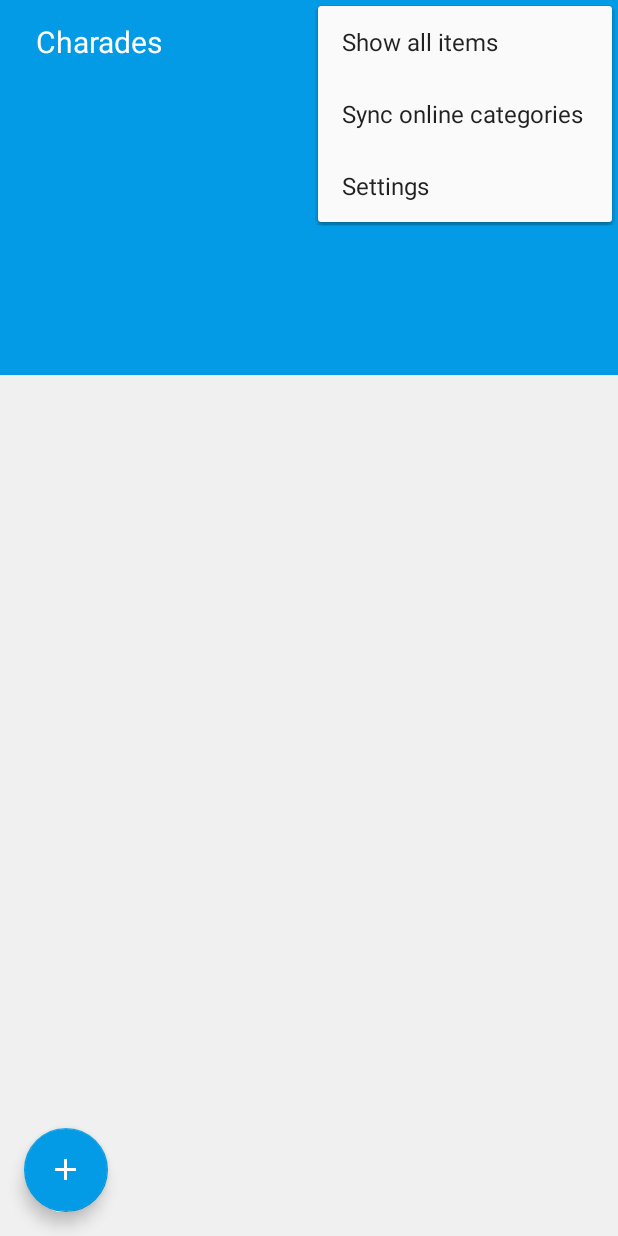
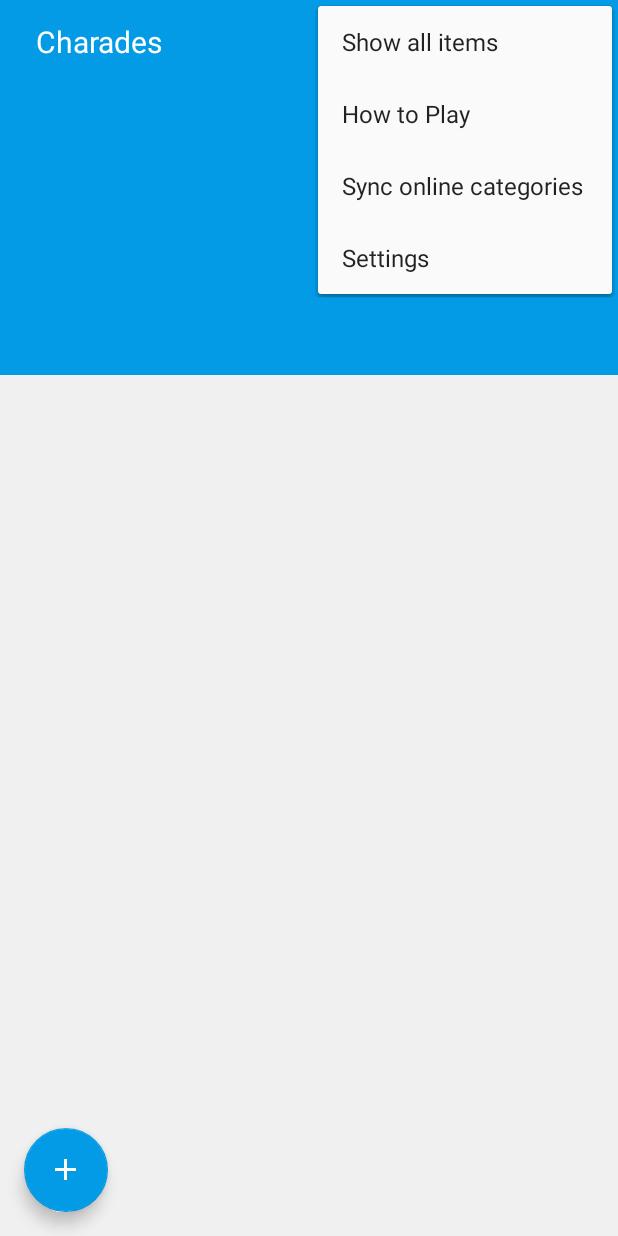
Before and after one commit to RKikuchi/charades, an Android app: the screen it shows after launch (MainActivity), with the options menu open, on a phone screen of 412 x 824 dp. Run offline under Robolectric (Android 15) with nearby library versions, the phone set to English and light mode, and no system bars; our stand-ins replace Dagger/Hilt's generated code; libraries missing offline, so code that uses them is left out: io.realm; pictures from the network do not load; 9 statements that could not run were skipped.

Commit message:
Open 'How to Play' activity on main menu

```diff
--- a/app/src/main/res/menu/menu_main.xml
+++ b/app/src/main/res/menu/menu_main.xml
@@ -6,6 +6,11 @@
         android:id="@+id/action_show_all_items"
         android:orderInCategory="1"
         android:title="@string/action_show_all_items"
+        app:showAsAction="never" />
+    <item
+        android:id="@+id/action_how_to_play"
+        android:orderInCategory="5"
+        android:title="@string/how_to_play"
         app:showAsAction="never" />
     <item
         android:id="@+id/action_sync_online_categories"
--- a/app/src/main/res/values/strings.xml
+++ b/app/src/main/res/values/strings.xml
@@ -19,6 +19,7 @@
     <string name="category_name">Category Name</string>
     <string name="item_name">Item Name</string>
     <string name="select_picture">Select Picture</string>
+    <string name="how_to_play">How to Play</string>
 
     <string name="syncing_online_categories">Syncing online categories...</string>
     <string name="online_categories_not_available">Online categories not available.</string>
```
Also changed, not shown: app/src/main/java/com/pongo/charades/activities/MainActivity.java (+6 -1 lines).
